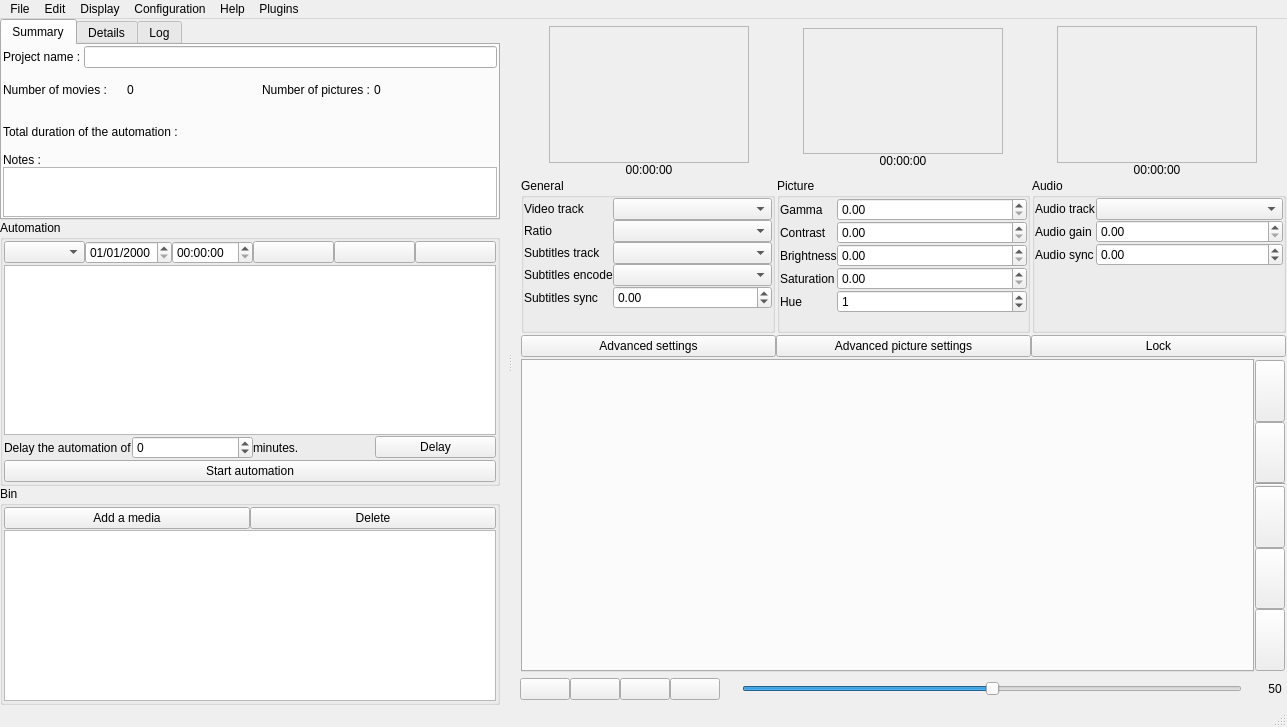
Old version of the form src/mainwindow.ui in the repository cinemaouvert/OPP.
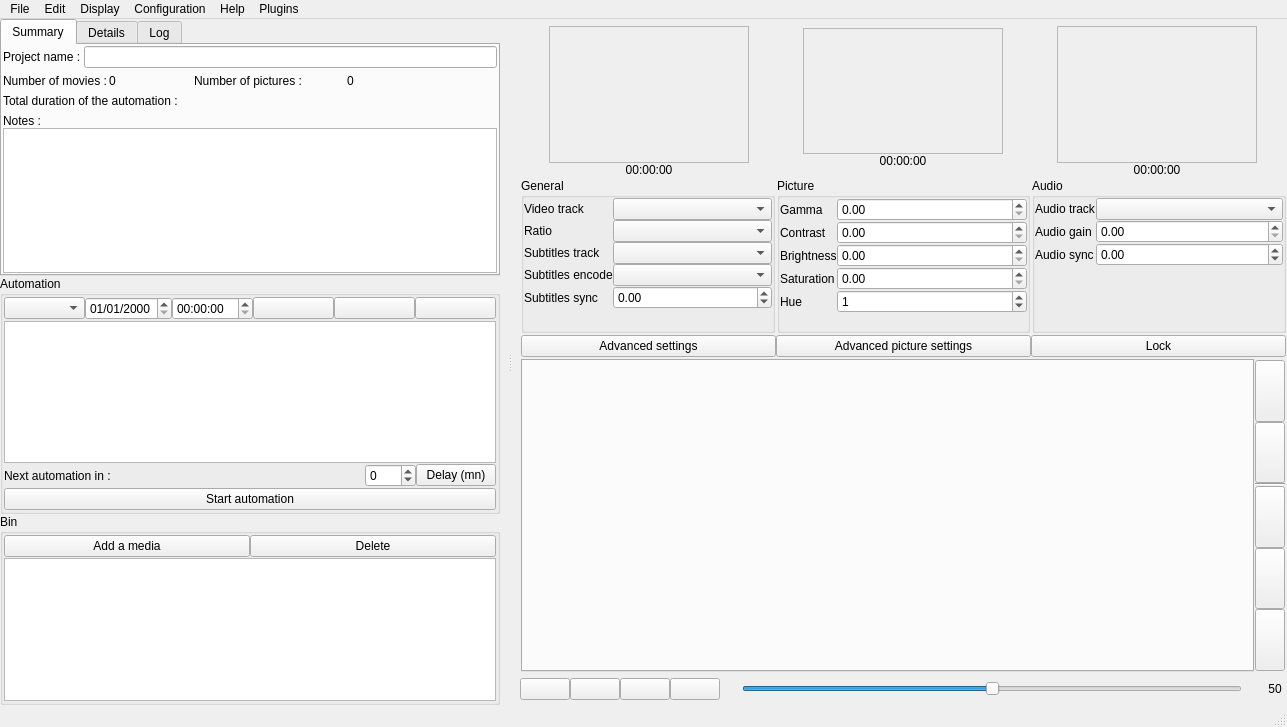
New version of the form. Icons and pictures are not drawn. Custom widgets are drawn as their Qt base class.

Commit message: Next automation in X seconds

```diff
--- a/src/mainwindow.ui
+++ b/src/mainwindow.ui
@@ -55,45 +55,28 @@
            <attribute name="title">
             <string>Summary</string>
            </attribute>
-           <layout class="QVBoxLayout" name="verticalLayout_6">
-            <property name="spacing">
-             <number>2</number>
+           <layout class="QFormLayout" name="formLayout_3">
+            <property name="leftMargin">
+             <number>1</number>
             </property>
-            <property name="margin">
+            <property name="topMargin">
              <number>1</number>
             </property>
-            <item>
-             <layout class="QHBoxLayout" name="horizontalLayout_8">
-              <property name="spacing">
-               <number>0</number>
-              </property>
-              <item alignment="Qt::AlignLeft">
-               <widget class="QLabel" name="labelprogEdit">
-                <property name="sizePolicy">
-                 <sizepolicy hsizetype="Minimum" vsizetype="Preferred">
-                  <horstretch>0</horstretch>
-                  <verstretch>0</verstretch>
-                 </sizepolicy>
-                </property>
-                <property name="text">
-                 <string>Project name : </string>
-                </property>
-               </widget>
-              </item>
-              <item>
-               <widget class="QLineEdit" name="progEdit"/>
-              </item>
-             </layout>
-            </item>
-            <item>
+            <property name="rightMargin">
+             <number>1</number>
+            </property>
+            <property name="bottomMargin">
+             <number>1</number>
+            </property>
+            <item row="1" column="0">
              <layout class="QHBoxLayout" name="horizontalLayout_9">
               <property name="spacing">
-               <number>0</number>
+               <number>2</number>
               </property>
               <item>
                <widget class="QLabel" name="label_3">
                 <property name="text">
-                 <string>Number of movies : </string>
+                 <string>Number of movies :</string>
                 </property>
                </widget>
               </item>
@@ -104,23 +87,9 @@
                 </property>
                </widget>
               </item>
-              <item alignment="Qt::AlignRight">
-               <widget class="QLabel" name="label_4">
-                <property name="text">
-                 <string>Number of pictures : </string>
-                </property>
-               </widget>
-              </item>
-              <item>
-               <widget class="QLabel" name="countPicturesLabel">
-                <property name="text">
-                 <string>0</string>
-                </property>
-               </widget>
-              </item>
              </layout>
             </item>
-            <item>
+            <item row="2" column="0">
              <layout class="QHBoxLayout" name="horizontalLayout_10">
               <property name="spacing">
                <number>0</number>
@@ -147,7 +116,54 @@
               </item>
              </layout>
             </item>
-            <item>
+            <item row="1" column="1">
+             <layout class="QHBoxLayout" name="horizontalLayout_16">
+              <property name="spacing">
+               <number>2</number>
+              </property>
+              <item>
+               <widget class="QLabel" name="label_4">
+                <property name="text">
+                 <string>Number of pictures :</string>
+                </property>
+               </widget>
+              </item>
+              <item>
+               <widget class="QLabel" name="countPicturesLabel">
+                <property name="text">
+                 <string>0</string>
+                </property>
+                <property name="alignment">
+                 <set>Qt::AlignLeading|Qt::AlignLeft|Qt::AlignVCenter</set>
+                </property>
+               </widget>
+              </item>
+             </layout>
+            </item>
+            <item row="0" column="0" colspan="2">
+             <layout class="QHBoxLayout" name="horizontalLayout_8">
+              <property name="spacing">
+               <number>0</number>
+              </property>
+              <item alignment="Qt::AlignLeft">
+               <widget class="QLabel" name="labelprogEdit">
+                <property name="sizePolicy">
+                 <sizepolicy hsizetype="Minimum" vsizetype="Preferred">
+                  <horstretch>0</horstretch>
+                  <verstretch>0</verstretch>
+                 </sizepolicy>
+                </property>
+                <property name="text">
+                 <string>Project name : </string>
+                </property>
+               </widget>
+              </item>
+              <item>
+               <widget class="QLineEdit" name="progEdit"/>
+              </item>
+             </layout>
+            </item>
+            <item row="3" column="0" colspan="2">
              <layout class="QVBoxLayout" name="verticalLayout_17">
               <property name="spacing">
                <number>0</number>
@@ -168,7 +184,7 @@
               <item>
                <widget class="QTextEdit" name="notesEdit">
                 <property name="sizePolicy">
-                 <sizepolicy hsizetype="Expanding" vsizetype="Fixed">
+                 <sizepolicy hsizetype="Expanding" vsizetype="Expanding">
                   <horstretch>0</horstretch>
                   <verstretch>0</verstretch>
                  </sizepolicy>
@@ -176,7 +192,7 @@
                 <property name="maximumSize">
                  <size>
                   <width>16777215</width>
-                  <height>50</height>
+                  <height>16777215</height>
                  </size>
                 </property>
                </widget>
@@ -362,11 +378,84 @@
               <number>0</number>
              </property>
              <item>
-              <widget class="QLabel" name="label_delay1">
-               <property name="text">
-                <string>Delay the automation of</string>
+              <layout class="QHBoxLayout" name="horizontalLayout_17">
+               <property name="spacing">
+                <number>3</number>
                </property>
-              </widget>
+               <property name="rightMargin">
+                <number>0</number>
+               </property>
+               <item>
+                <widget class="QLabel" name="label_delay1">
+                 <property name="text">
+                  <string>Next automation in :</string>
+                 </property>
+                </widget>
+               </item>
+               <item>
+                <widget class="QLabel" name="label_timeout">
+                 <property name="palette">
+                  <palette>
+                   <active>
+                    <colorrole role="Text">
+                     <brush brushstyle="SolidPattern">
+                      <color alpha="255">
+                       <red>0</red>
+                       <green>0</green>
+                       <blue>0</blue>
+                      </color>
+                     </brush>
+                    </colorrole>
+                   </active>
+                   <inactive>
+                    <colorrole role="Text">
+                     <brush brushstyle="SolidPattern">
+                      <color alpha="255">
+                       <red>0</red>
+                       <green>0</green>
+                       <blue>0</blue>
+                      </color>
+                     </brush>
+                    </colorrole>
+                   </inactive>
+                   <disabled>
+                    <colorrole role="Text">
+                     <brush brushstyle="SolidPattern">
+                      <color alpha="255">
+                       <red>159</red>
+                       <green>158</green>
+                       <blue>158</blue>
+                      </color>
+                     </brush>
+                    </colorrole>
+                   </disabled>
+                  </palette>
+                 </property>
+                 <property name="inputMethodHints">
+                  <set>Qt::ImhNone</set>
+                 </property>
+                 <property name="text">
+                  <string> </string>
+                 </property>
+                 <property name="textFormat">
+                  <enum>Qt::AutoText</enum>
+                 </property>
+                </widget>
+               </item>
+              </layout>
+             </item>
+             <item>
+              <spacer name="horizontalSpacer">
+               <property name="orientation">
+                <enum>Qt::Horizontal</enum>
+               </property>
+               <property name="sizeHint" stdset="0">
+                <size>
+                 <width>40</width>
+                 <height>20</height>
+                </size>
+               </property>
+              </spacer>
              </item>
              <item>
               <widget class="QSpinBox" name="scheduleDelaySpinBox">
@@ -378,17 +467,10 @@
                </property>
               </widget>
              </item>
-             <item>
-              <widget class="QLabel" name="label_delay2">
-               <property name="text">
-                <string>minutes.</string>
-               </property>
-              </widget>
-             </item>
              <item>
               <widget class="QPushButton" name="scheduleDelayButton">
                <property name="text">
-                <string>Delay</string>
+                <string>Delay (mn)</string>
                </property>
               </widget>
              </item>
```
Left out of the diff: 235 changed lines with no effect on the pictures. The commit also changes 5 other files.
